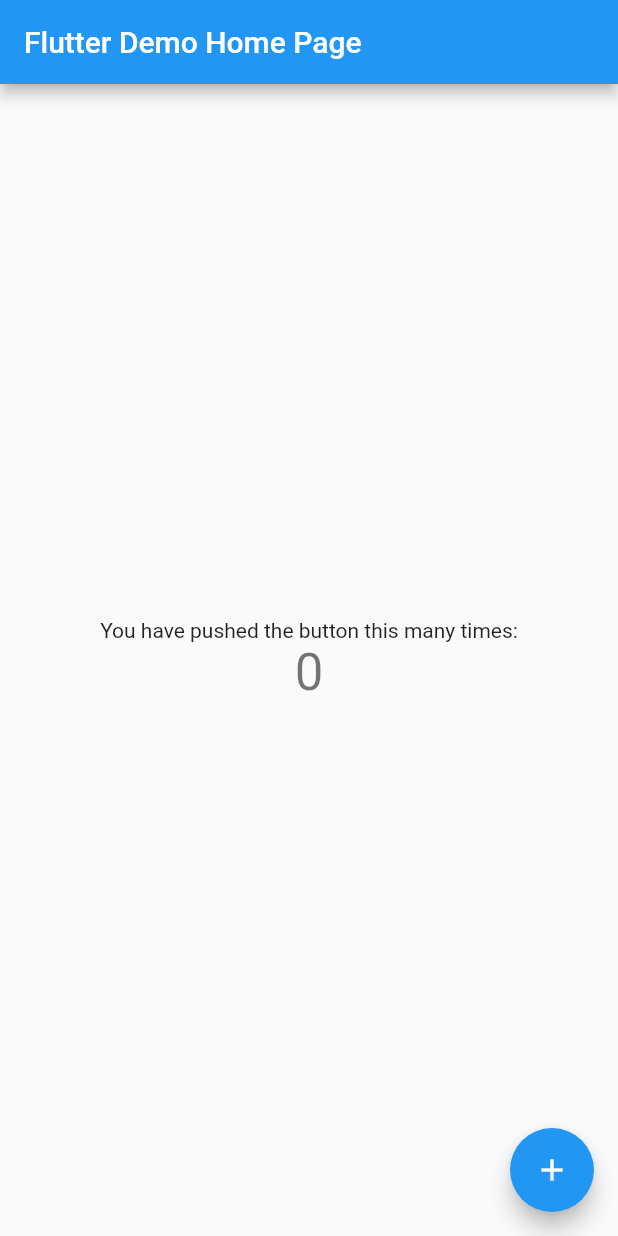
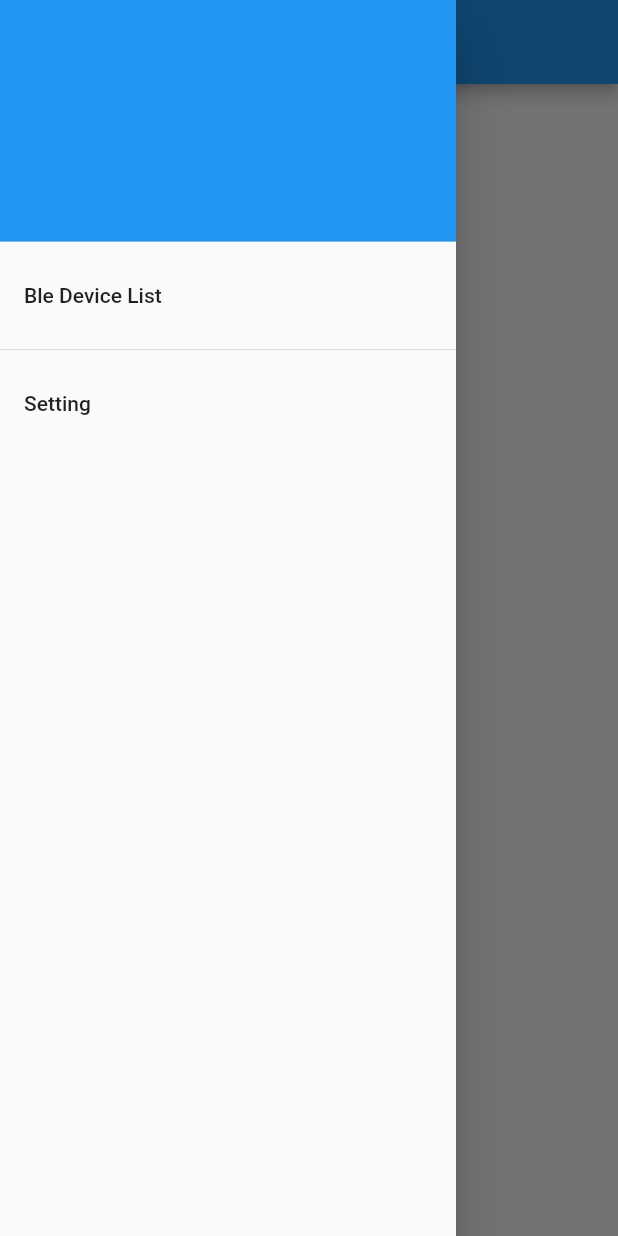
Before and after one commit to yoneyan/phone_connect, a Flutter app: the screen it shows after launch, with the side drawer open (before the commit the screen has no drawer), on a phone screen of 412 x 824 dp. Run offline on Flutter 3.47's test engine with Material 2 defaults, Android fonts, the phone set to English and light mode, and no system bars.

Commit message:
[wip] 土台の作成

```diff
--- /dev/null
+++ b/lib/drawer.dart
@@ -0,0 +1,67 @@
+import 'package:flutter/material.dart';
+import 'package:flutter/widgets.dart';
+import 'package:phone_connect/main.dart';
+import 'package:phone_connect/setting.dart';
+
+class AppDrawer extends StatefulWidget {
+  const AppDrawer({Key? key}) : super(key: key);
+
+  @override
+  State createState() {
+    return AppDrawerState();
+  }
+}
+
+class AppDrawerState extends State<AppDrawer> {
+  @override
+  void initState() {
+    super.initState();
+  }
+
+  @override
+  Widget build(BuildContext context) {
+    return Drawer(
+      child: ListView(
+        children: <Widget>[
+          const DrawerHeader(
+            child: Text(
+              '',
+              style: TextStyle(
+                fontSize: 24,
+                color: Colors.white,
+              ),
+            ),
+            decoration: BoxDecoration(
+              color: Colors.blue,
+            ),
+          ),
+          ListTile(
+            title: const Text('Ble Device List'),
+            onTap: () {
+              Navigator.push(
+                context,
+                PageRouteBuilder(
+                  pageBuilder: (_, __, ___) => MainPage(),
+                  transitionDuration: const Duration(milliseconds: 500),
+                ),
+              );
+            },
+          ),
+          const Divider(),
+          ListTile(
+            title: const Text('Setting'),
+            onTap: () {
+              Navigator.push(
+                context,
+                PageRouteBuilder(
+                  pageBuilder: (_, __, ___) => SettingPage(),
+                  transitionDuration: const Duration(milliseconds: 500),
+                ),
+              );
+            },
+          ),
+        ],
+      ),
+    );
+  }
+}
--- a/lib/main.dart
+++ b/lib/main.dart
@@ -1,115 +1,40 @@
 import 'package:flutter/material.dart';
 
+import 'drawer.dart';
+
 void main() {
-  runApp(const MyApp());
+  runApp(MaterialApp(
+    theme: ThemeData(
+      primarySwatch: Colors.blue,
+    ),
+    home: MainPage(),
+  ));
 }
 
-class MyApp extends StatelessWidget {
-  const MyApp({Key? key}) : super(key: key);
+class MainPage extends StatefulWidget {
+  static const String title = 'Phone Connect';
 
-  // This widget is the root of your application.
+  MainPage({Key? key}) : super(key: key);
+
+  @override
+  State<MainPage> createState() => _MainPage();
+}
+
+class _MainPage extends State<MainPage> {
   @override
   Widget build(BuildContext context) {
-    return MaterialApp(
-      title: 'Flutter Demo',
-      theme: ThemeData(
-        // This is the theme of your application.
-        //
-        // Try running your application with "flutter run". You'll see the
-        // application has a blue toolbar. Then, without quitting the app, try
-        // changing the primarySwatch below to Colors.green and then invoke
-        // "hot reload" (press "r" in the console where you ran "flutter run",
-        // or simply save your changes to "hot reload" in a Flutter IDE).
-        // Notice that the counter didn't reset back to zero; the application
-        // is not restarted.
-        primarySwatch: Colors.blue,
-      ),
-      home: const MyHomePage(title: 'Flutter Demo Home Page'),
-    );
+    return Scaffold(
+        appBar: AppBar(
+          title: const Text('Phone Connect'),
+        ),
+        drawer: const AppDrawer(),
+        body: const Center(
+          child: Text(
+            'test',
+            style: TextStyle(
+              fontSize: 32,
+            ),
+          ),
+        ));
   }
 }
-
-class MyHomePage extends StatefulWidget {
-  const MyHomePage({Key? key, required this.title}) : super(key: key);
-
-  // This widget is the home page of your application. It is stateful, meaning
-  // that it has a State object (defined below) that contains fields that affect
-  // how it looks.
-
-  // This class is the configuration for the state. It holds the values (in this
-  // case the title) provided by the parent (in this case the App widget) and
-  // used by the build method of the State. Fields in a Widget subclass are
-  // always marked "final".
-
-  final String title;
-
-  @override
-  State<MyHomePage> createState() => _MyHomePageState();
-}
-
-class _MyHomePageState extends State<MyHomePage> {
-  int _counter = 0;
-
-  void _incrementCounter() {
-    setState(() {
-      // This call to setState tells the Flutter framework that something has
-      // changed in this State, which causes it to rerun the build method below
-      // so that the display can reflect the updated values. If we changed
-      // _counter without calling setState(), then the build method would not be
-      // called again, and so nothing would appear to happen.
-      _counter++;
-    });
-  }
-
-  @override
-  Widget build(BuildContext context) {
-    // This method is rerun every time setState is called, for instance as done
-    // by the _incrementCounter method above.
-    //
-    // The Flutter framework has been optimized to make rerunning build methods
-    // fast, so that you can just rebuild anything that needs updating rather
-    // than having to individually change instances of widgets.
-    return Scaffold(
-      appBar: AppBar(
-        // Here we take the value from the MyHomePage object that was created by
-        // the App.build method, and use it to set our appbar title.
-        title: Text(widget.title),
-      ),
-      body: Center(
-        // Center is a layout widget. It takes a single child and positions it
-        // in the middle of the parent.
-        child: Column(
-          // Column is also a layout widget. It takes a list of children and
-          // arranges them vertically. By default, it sizes itself to fit its
-          // children horizontally, and tries to be as tall as its parent.
-          //
-          // Invoke "debug painting" (press "p" in the console, choose the
-          // "Toggle Debug Paint" action from the Flutter Inspector in Android
-          // Studio, or the "Toggle Debug Paint" command in Visual Studio Code)
-          // to see the wireframe for each widget.
-          //
-          // Column has various properties to control how it sizes itself and
-          // how it positions its children. Here we use mainAxisAlignment to
-          // center the children vertically; the main axis here is the vertical
-          // axis because Columns are vertical (the cross axis would be
-          // horizontal).
-          mainAxisAlignment: MainAxisAlignment.center,
-          children: <Widget>[
-            const Text(
-              'You have pushed the button this many times:',
-            ),
-            Text(
-              '$_counter',
-              style: Theme.of(context).textTheme.headline4,
-            ),
-          ],
-        ),
-      ),
-      floatingActionButton: FloatingActionButton(
-        onPressed: _incrementCounter,
-        tooltip: 'Increment',
-        child: const Icon(Icons.add),
-      ), // This trailing comma makes auto-formatting nicer for build methods.
-    );
-  }
-}
--- /dev/null
+++ b/lib/setting.dart
@@ -0,0 +1,23 @@
+import 'package:flutter/cupertino.dart';
+import 'package:flutter/material.dart';
+
+import 'drawer.dart';
+
+class SettingPage extends StatefulWidget {
+  static const String roxuteName = '/setting';
+
+  @override
+  State<SettingPage> createState() => _SettingPage();
+}
+
+class _SettingPage extends State<SettingPage> {
+  @override
+  Widget build(BuildContext context) {
+    return Scaffold(
+        appBar: AppBar(
+          title: const Text("Setting"),
+        ),
+        drawer: const AppDrawer(),
+        body: const Center(child: Text("Setting")));
+  }
+}
```
Also changed, not shown: 1 other file.
